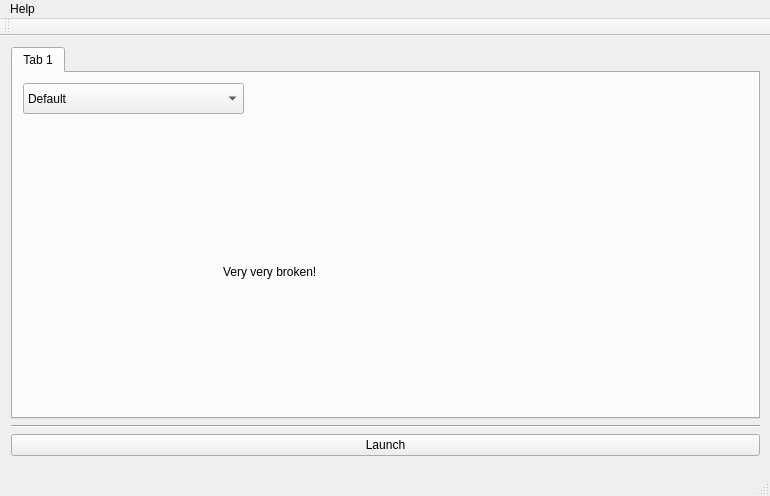
sago007/oa_launch, file forms/mainwindow.ui: the form before one commit.
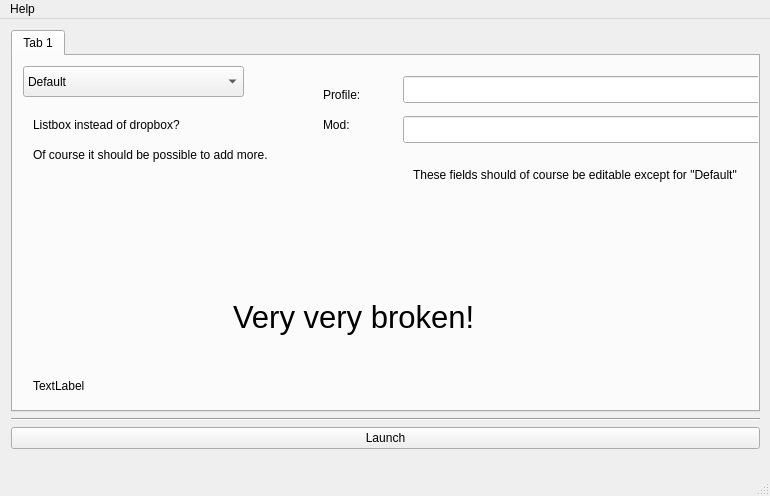
The form after the commit.

Commit message: Added some fields. Changed the gitignore

The edit to the form file:
```diff
--- a/forms/mainwindow.ui
+++ b/forms/mainwindow.ui
@@ -20,7 +20,7 @@
       <x>0</x>
       <y>0</y>
       <width>771</width>
-      <height>431</height>
+      <height>441</height>
      </rect>
     </property>
     <layout class="QVBoxLayout" name="verticalLayout">
@@ -69,16 +69,125 @@
         <widget class="QLabel" name="label">
          <property name="geometry">
           <rect>
-           <x>210</x>
-           <y>190</y>
-           <width>271</width>
-           <height>17</height>
+           <x>220</x>
+           <y>240</y>
+           <width>291</width>
+           <height>41</height>
           </rect>
          </property>
+         <property name="font">
+          <font>
+           <pointsize>23</pointsize>
+          </font>
+         </property>
          <property name="text">
           <string>Very very broken!</string>
          </property>
         </widget>
+        <widget class="QLineEdit" name="profileDirEdit">
+         <property name="geometry">
+          <rect>
+           <x>390</x>
+           <y>20</y>
+           <width>371</width>
+           <height>27</height>
+          </rect>
+         </property>
+         <property name="readOnly">
+          <bool>true</bool>
+         </property>
+        </widget>
+        <widget class="QLineEdit" name="modNameEdit">
+         <property name="geometry">
+          <rect>
+           <x>390</x>
+           <y>60</y>
+           <width>371</width>
+           <height>27</height>
+          </rect>
+         </property>
+         <property name="readOnly">
+          <bool>true</bool>
+         </property>
+        </widget>
+        <widget class="QLabel" name="profileLabel">
+         <property name="geometry">
+          <rect>
+           <x>310</x>
+           <y>30</y>
+           <width>54</width>
+           <height>17</height>
+          </rect>
+         </property>
+         <property name="text">
+          <string>Profile:</string>
+         </property>
+        </widget>
+        <widget class="QLabel" name="label_2">
+         <property name="geometry">
+          <rect>
+           <x>310</x>
+           <y>60</y>
+           <width>54</width>
+           <height>17</height>
+          </rect>
+         </property>
+         <property name="text">
+          <string>Mod:</string>
+         </property>
+        </widget>
+        <widget class="QLabel" name="label_3">
+         <property name="geometry">
+          <rect>
+           <x>20</x>
+           <y>60</y>
+           <width>171</width>
+           <height>17</height>
+          </rect>
+         </property>
+         <property name="text">
+          <string>Listbox instead of dropbox?</string>
+         </property>
+        </widget>
+        <widget class="QLabel" name="label_4">
+         <property name="geometry">
+          <rect>
+           <x>20</x>
+           <y>90</y>
+           <width>271</width>
+           <height>17</height>
+          </rect>
+         </property>
+         <property name="text">
+          <string>Of course it should be possible to add more.</string>
+         </property>
+        </widget>
+        <widget class="QLabel" name="labelPathToBin">
+         <property name="geometry">
+          <rect>
+           <x>20</x>
+           <y>320</y>
+           <width>731</width>
+           <height>20</height>
+          </rect>
+         </property>
+         <property name="text">
+          <string>TextLabel</string>
+         </property>
+        </widget>
+        <widget class="QLabel" name="label_5">
+         <property name="geometry">
+          <rect>
+           <x>400</x>
+           <y>110</y>
+           <width>361</width>
+           <height>17</height>
+          </rect>
+         </property>
+         <property name="text">
+          <string>These fields should of course be editable except for &quot;Default&quot;</string>
+         </property>
+        </widget>
        </widget>
       </widget>
      </item>
@@ -116,14 +225,6 @@
    </widget>
    <addaction name="menuHelp"/>
   </widget>
-  <widget class="QToolBar" name="mainToolBar">
-   <attribute name="toolBarArea">
-    <enum>TopToolBarArea</enum>
-   </attribute>
-   <attribute name="toolBarBreak">
-    <bool>false</bool>
-   </attribute>
-  </widget>
   <widget class="QStatusBar" name="statusBar"/>
   <action name="actionAbout">
    <property name="text">
```
The commit also changes 4 other files.
